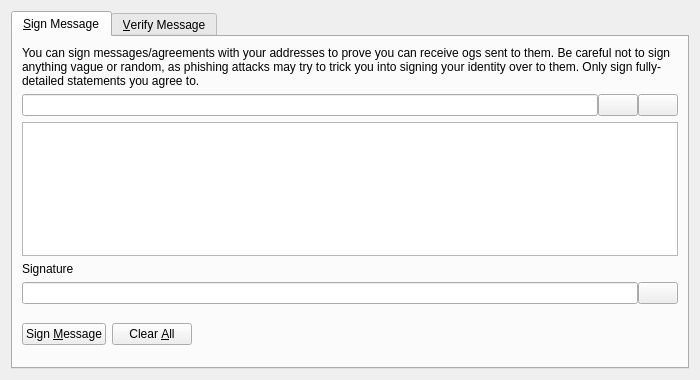
The window that src/qt/forms/signverifymessagedialog.ui (minblock/ogkushcoin) describes before a commit, drawn with Qt 5.
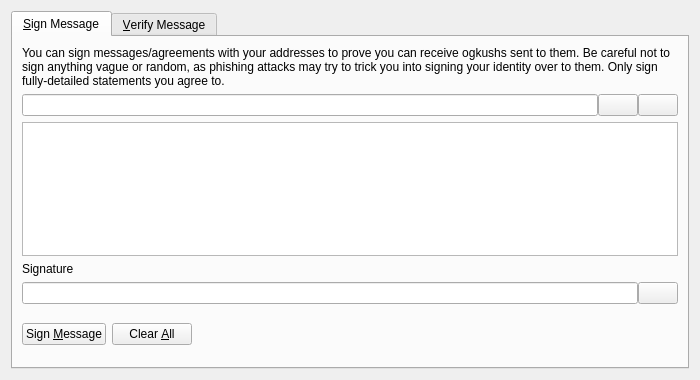
The same window after the commit. Icons and pictures are not drawn. Custom widgets are drawn as their Qt base class.

Diff of the .ui file:
```diff
--- a/src/qt/forms/signverifymessagedialog.ui
+++ b/src/qt/forms/signverifymessagedialog.ui
@@ -30,7 +30,7 @@
        <item>
         <widget class="QLabel" name="infoLabel_SM">
          <property name="text">
-          <string>You can sign messages/agreements with your addresses to prove you can receive ogs sent to them. Be careful not to sign anything vague or random, as phishing attacks may try to trick you into signing your identity over to them. Only sign fully-detailed statements you agree to.</string>
+          <string>You can sign messages/agreements with your addresses to prove you can receive ogkushs sent to them. Be careful not to sign anything vague or random, as phishing attacks may try to trick you into signing your identity over to them. Only sign fully-detailed statements you agree to.</string>
          </property>
          <property name="textFormat">
           <enum>Qt::PlainText</enum>
```
Left out of the diff: 8 changed lines with no effect on the pictures.
